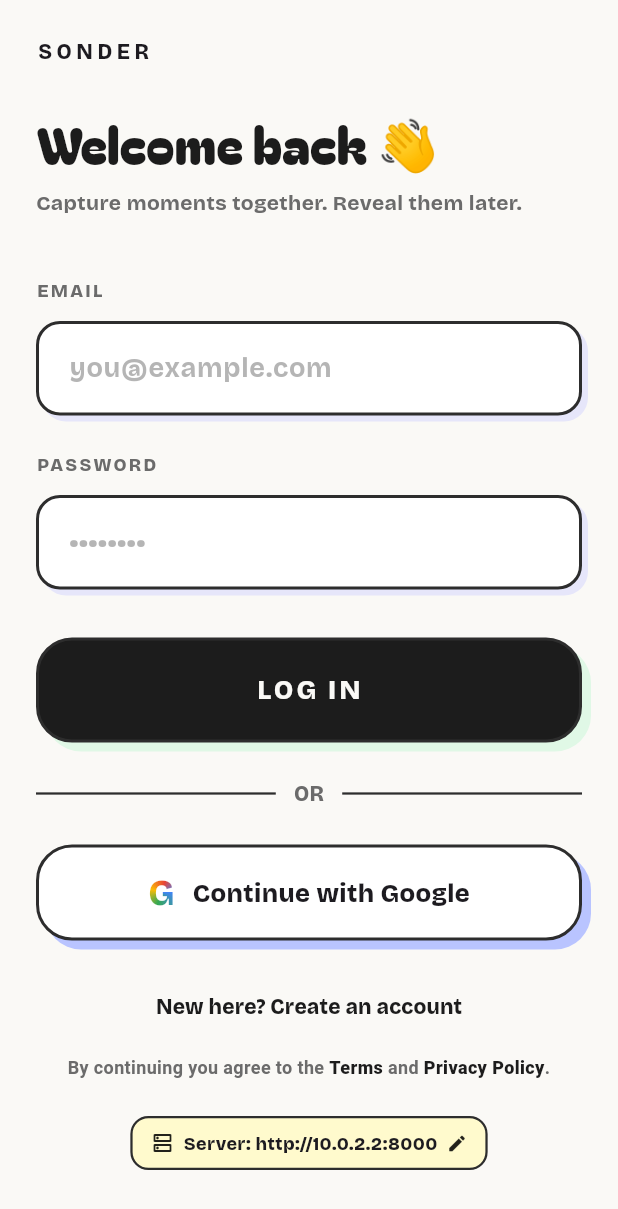
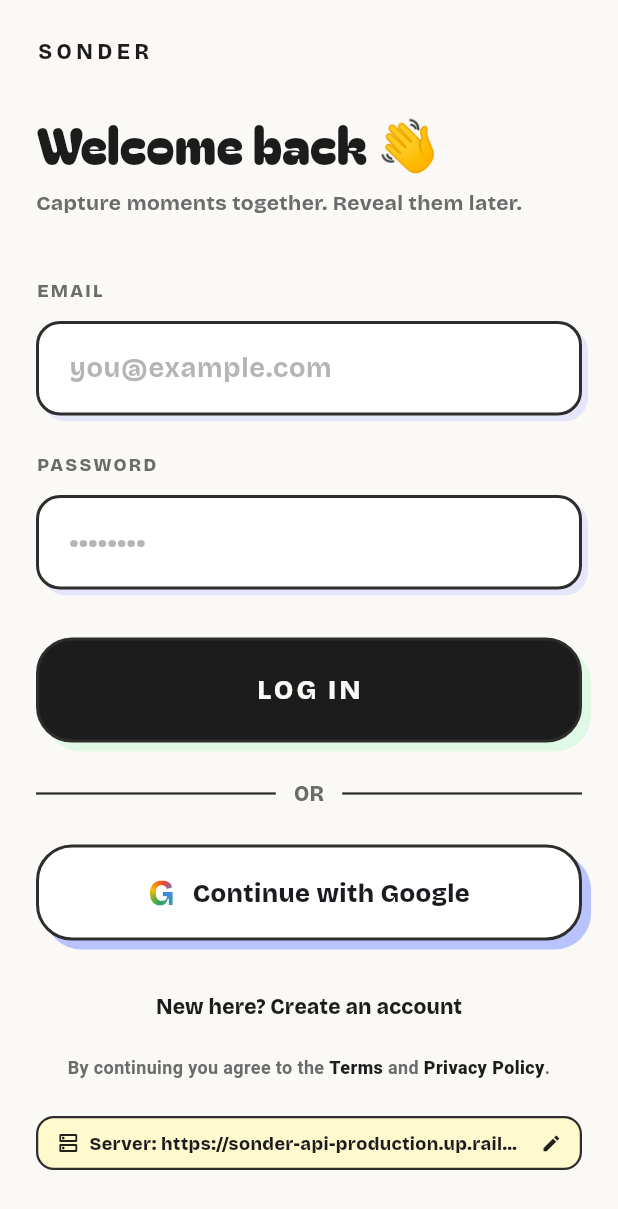
Before and after one commit to Voidnetic/Sonder-App-For-Show, a Flutter app: the screen it shows after launch, on a phone screen of 412 x 824 dp. Shown: the top 1209 px of the screen. Run offline on Flutter 3.47's test engine with Material 3 defaults, Android fonts, the phone set to English and light mode, and no system bars; our stand-ins replace camera, firebase_core, firebase_messaging, google_sign_in, image_picker, shared_preferences; accounts and stored records are empty.

Commit message:
Use the live Railway server by default
- The app's default server is now https://sonder-api-production.up.railway.app.
  The login screen's Server dialog gains "Use Sonder server" to switch back
  after testing against a laptop.
- Railway retired railway.json (config as code); the same settings are set on
  the service directly, so the file is removed.
- DEPLOY.md: Railway and the app's server address are done.

Co-Authored-By: Claude Opus 5.5 <noreply@anthropic.com>
Claude-Session: https://claude.ai/code/session_01WjsQW2SG2aC8Pt6trz7Lt2

```diff
--- a/lib/data/api_client.dart
+++ b/lib/data/api_client.dart
@@ -10,10 +10,10 @@ import 'package:web_socket_channel/web_socket_channel.dart';
 import 'google_auth.dart';
 import 'models.dart';
 
-/// 10.0.2.2 is how the Android emulator reaches the computer it runs on. A real phone needs the
-/// computer's Wi-Fi IP instead, which can be changed on the login screen (or with
-/// `flutter run --dart-define=SONDER_API_URL=http://192.168.1.20:8000`).
-const String defaultServerUrl = String.fromEnvironment('SONDER_API_URL', defaultValue: 'http://10.0.2.2:8000');
+/// The live Sonder server on Railway. To test against a backend on your computer, change it on the
+/// login screen (Server button), or build with `--dart-define=SONDER_API_URL=http://192.168.1.20:8000`.
+const String defaultServerUrl =
+    String.fromEnvironment('SONDER_API_URL', defaultValue: 'https://sonder-api-production.up.railway.app');
 
 class ApiException implements Exception {
   final int? statusCode;
--- a/lib/screens/login_screen.dart
+++ b/lib/screens/login_screen.dart
@@ -104,13 +104,17 @@ class _LoginScreenState extends State<LoginScreen> {
             ),
             const SizedBox(height: 12),
             const Text(
-              'Android emulator: http://10.0.2.2:8000\n'
-              'Real phone: http://<computer IP>:8000 (same Wi-Fi)',
+              'Testing with your computer: http://<computer IP>:8000 (same Wi-Fi)\n'
+              'Android emulator: http://10.0.2.2:8000',
               style: TextStyle(fontSize: 12, color: AppTheme.kTextSecondary),
             ),
           ],
         ),
         actions: [
+          TextButton(
+            onPressed: () => Navigator.pop(context, defaultServerUrl),
+            child: const Text('Use Sonder server'),
+          ),
           TextButton(onPressed: () => Navigator.pop(context), child: const Text('Cancel')),
           TextButton(onPressed: () => Navigator.pop(context, controller.text), child: const Text('Save')),
         ],
```
Also changed, not shown: 3 other files.
